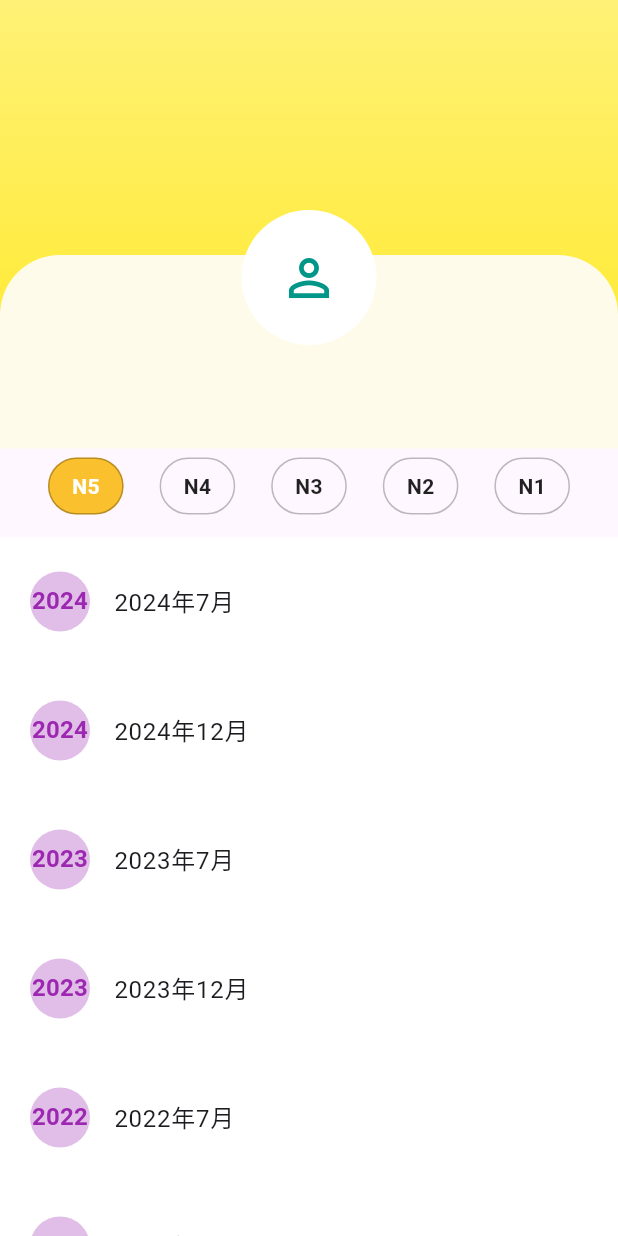
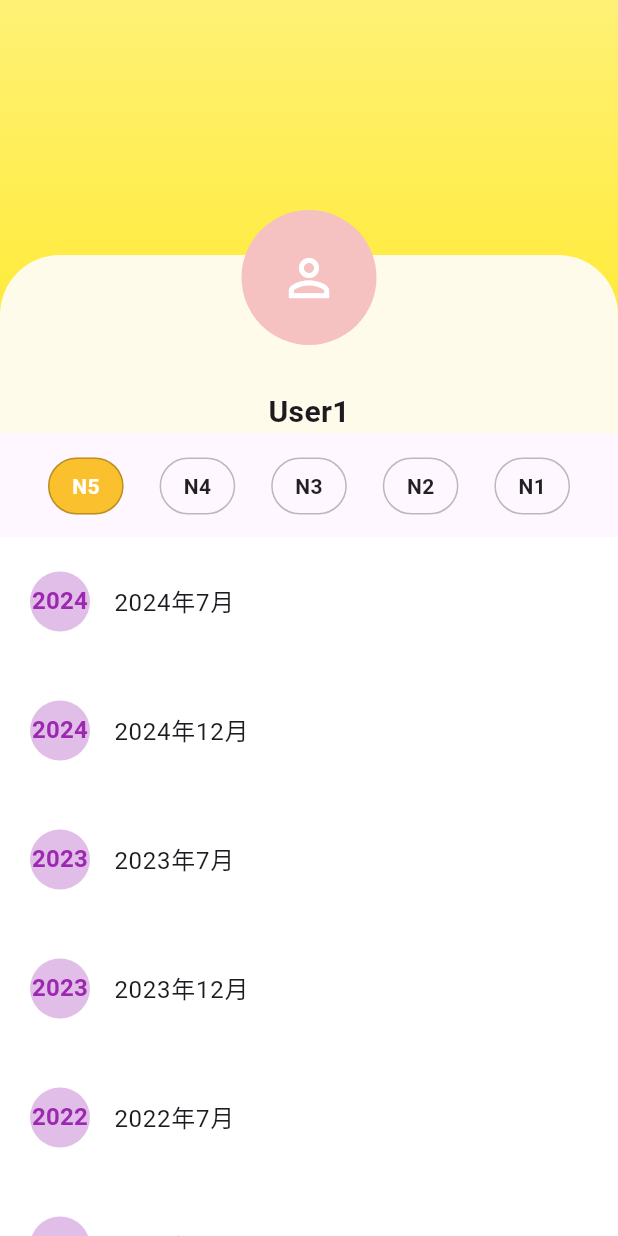
Before and after one commit to EiPhyuHtun/ojtpj, a Flutter app: the LevelPage screen opened directly, on a phone screen of 412 x 824 dp. Run offline on Flutter 3.47's test engine with Material 3 defaults, Android fonts, the phone set to English and light mode, and no system bars.

Commit message:
レベル選択画面＿修正

```diff
--- a/lib/level.dart
+++ b/lib/level.dart
@@ -1,6 +1,12 @@
 import 'package:flutter/material.dart';
+import 'exam_detail.dart';
 
-class LevelPage extends StatelessWidget {
+class LevelPage extends StatefulWidget {
+  @override
+  _LevelPageState createState() => _LevelPageState();
+}
+
+class _LevelPageState extends State<LevelPage> {
   final List<Map<String, String>> exams = [
     {'year': '2024', 'month': '7月'},
     {'year': '2024', 'month': '12月'},
@@ -11,6 +17,8 @@ class LevelPage extends StatelessWidget {
   ];
 
   final List<String> levels = ['N5', 'N4', 'N3', 'N2', 'N1'];
+
+  String selectedLevel = 'N5';
 
   @override
   Widget build(BuildContext context) {
@@ -48,14 +56,14 @@ class LevelPage extends StatelessWidget {
                           offset: Offset(0, -30),
                           child: CircleAvatar(
                             radius: 45,
-                            backgroundColor: Colors.white,
+                            backgroundColor:
+                                const Color.fromARGB(255, 245, 193, 193),
                             child: Icon(Icons.person_outline,
-                                size: 40, color: Colors.teal),
+                                size: 40, color: Colors.white),
                           ),
                         ),
-                        SizedBox(height: 10),
                         Text(
-                          '',
+                          'User1',
                           style: TextStyle(
                               fontSize: 20, fontWeight: FontWeight.bold),
                         ),
@@ -71,12 +79,20 @@ class LevelPage extends StatelessWidget {
               child: Row(
                 mainAxisAlignment: MainAxisAlignment.spaceAround,
                 children: levels.map((level) {
-                  bool isSelected = level == 'N5';
-                  return Container(
-                    padding: EdgeInsets.symmetric(horizontal: 15, vertical: 8),
+                  bool isSelected = level == selectedLevel;
+                  return GestureDetector(
+                    onTap: () {
+                      setState(() {
+                        selectedLevel = level;
+                      });
+                    },
+                    child: Container(
+                      padding:
+                          EdgeInsets.symmetric(horizontal: 15, vertical: 8),
                       decoration: BoxDecoration(
-                      color:
-                          isSelected ? Colors.yellow[700] : Colors.transparent,
+                        color: isSelected
+                            ? Colors.yellow[700]
+                            : Colors.transparent,
                         borderRadius: BorderRadius.circular(20),
                         border: Border.all(color: Colors.black26),
                       ),
@@ -85,6 +101,7 @@ class LevelPage extends StatelessWidget {
                         style: TextStyle(
                           fontWeight: FontWeight.bold,
                           color: isSelected ? Colors.white : Colors.black87,
+                        ),
                       ),
                     ),
                   );
@@ -114,6 +131,18 @@ class LevelPage extends StatelessWidget {
                         '${exams[index]['year']}年${exams[index]['month']}',
                         style: TextStyle(fontSize: 16),
                       ),
+                      onTap: () {
+                        Navigator.push(
+                          context,
+                          MaterialPageRoute(
+                            builder: (context) => ExamDetailScreen(
+                              year: exams[index]['year']!,
+                              month: exams[index]['month']!,
+                              level: selectedLevel,
+                            ),
+                          ),
+                        );
+                      },
                     );
                   },
                 ),
```
Lines whose indentation alone changed are shown as unchanged.
